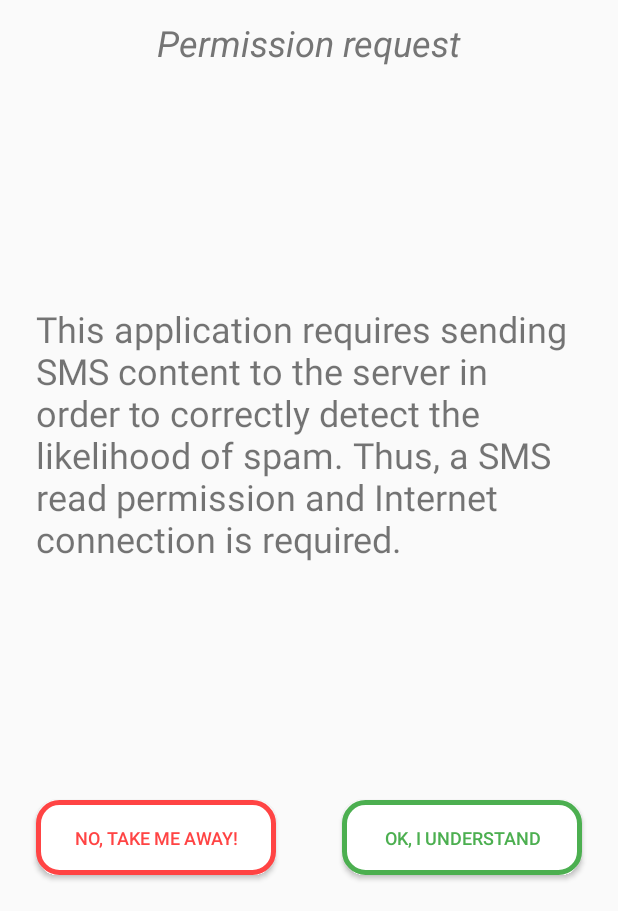
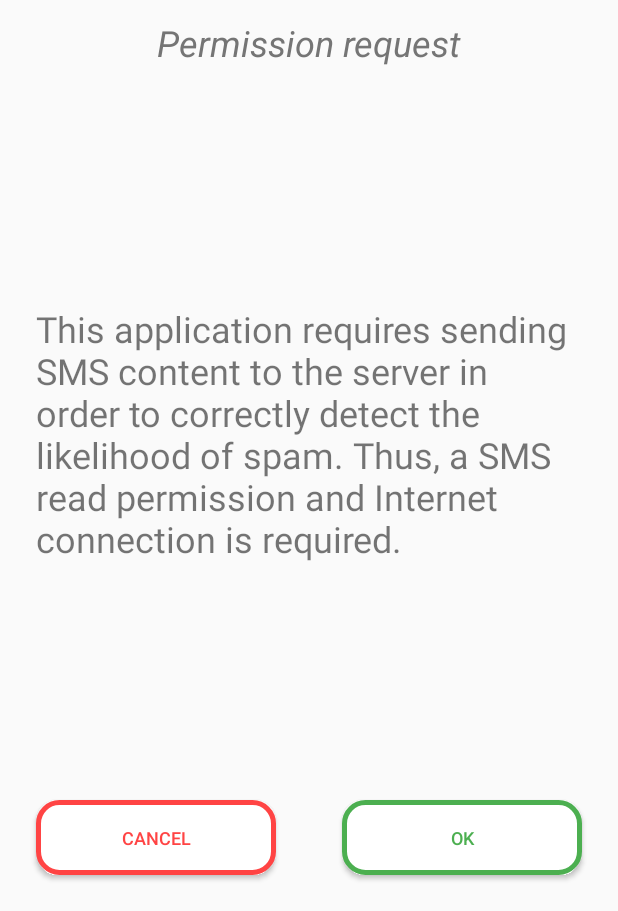
Before and after one commit to rkoconpwr/spamaway_android, an Android app: the PermissionActivity screen opened directly, with no data from a screen before it, on a phone screen of 412 x 824 dp, the part 325-1236 px from its top. Run offline under Robolectric (Android 15) with nearby library versions, the phone set to English and light mode, and no system bars.

Commit message:
handled informing about permissions

```diff
--- a/app/src/main/java/com/koconr/smspam/activities/PermissionActivity.java
+++ b/app/src/main/java/com/koconr/smspam/activities/PermissionActivity.java
@@ -7,6 +7,7 @@ import android.support.v7.app.AppCompatActivity;
 import com.koconr.smspam.R;
 
 public class PermissionActivity extends AppCompatActivity {
+    // niestety, activity zrobione nadaremno... ale moze sie uda wykorzystac
 
     @Override
     protected void onCreate(Bundle savedInstanceState) {
--- a/app/src/main/res/values/strings.xml
+++ b/app/src/main/res/values/strings.xml
@@ -6,6 +6,8 @@
     <string name="permission_spam_away">Spam Away</string>
     <string name="permission_request">Permission request</string>
     <string name="permission_description">This application requires sending SMS content to the server in order to correctly detect the likelihood of spam. Thus, a SMS read permission and Internet connection is required.</string>
-    <string name="permission_no">No, take me away!</string>
-    <string name="permission_yes">OK, I understand</string>
+    <string name="permission_no">Cancel</string>
+    <string name="permission_yes">OK</string>
+<!--    <string name="permission_no">No, take me away!</string>-->
+<!--    <string name="permission_yes">OK, I understand</string>-->
 </resources>
```
Also changed, not shown: app/src/main/java/com/koconr/smspam/activities/SmsListActivity.java (+32 -6 lines).
